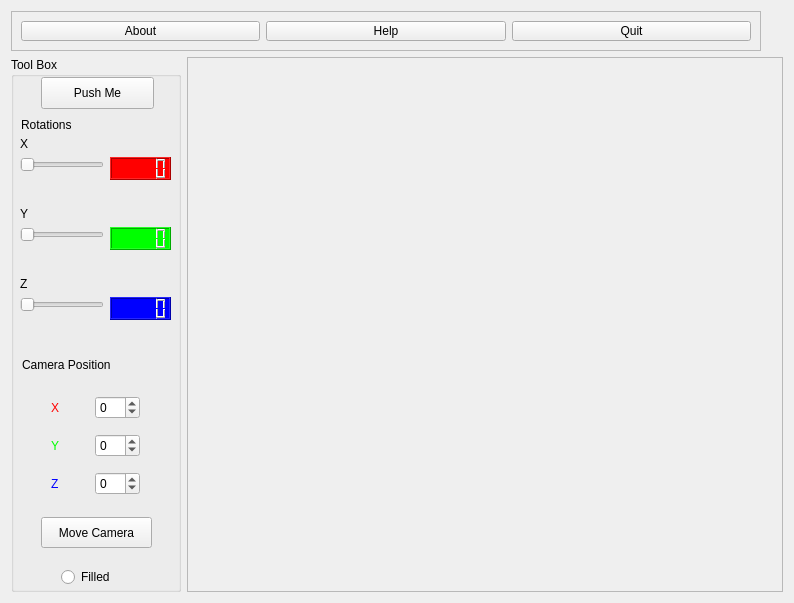
The window that MainWindow.ui (ray-z/Graphics-Assignment2) describes before a commit, drawn with Qt 5.
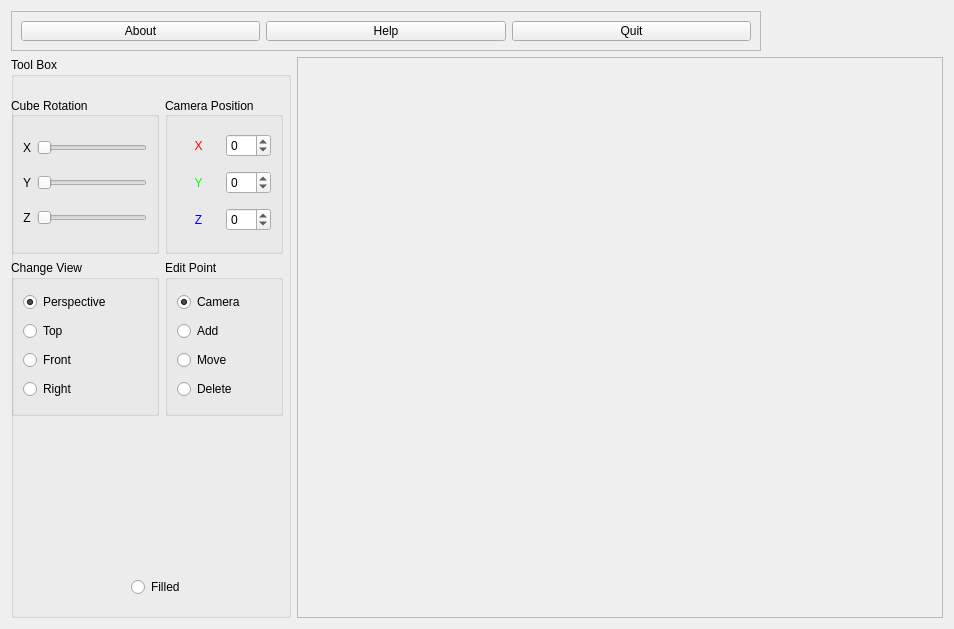
The same window after the commit.

Commit message: Change ui, add orthogonal view(not done yet)

```diff
--- a/MainWindow.ui
+++ b/MainWindow.ui
@@ -6,186 +6,101 @@
    <rect>
     <x>0</x>
     <y>0</y>
-    <width>794</width>
-    <height>603</height>
+    <width>954</width>
+    <height>629</height>
    </rect>
   </property>
   <property name="windowTitle">
    <string>OpenGl - Qt -Direct Mode Drawing</string>
   </property>
   <layout class="QGridLayout" name="gridLayout">
+   <item row="0" column="0" colspan="2">
+    <widget class="QFrame" name="frame">
+     <property name="enabled">
+      <bool>true</bool>
+     </property>
+     <property name="maximumSize">
+      <size>
+       <width>750</width>
+       <height>40</height>
+      </size>
+     </property>
+     <property name="frameShape">
+      <enum>QFrame::StyledPanel</enum>
+     </property>
+     <property name="frameShadow">
+      <enum>QFrame::Raised</enum>
+     </property>
+     <layout class="QHBoxLayout" name="horizontalLayout">
+      <item>
+       <widget class="QPushButton" name="pushButton_10">
+        <property name="text">
+         <string>About</string>
+        </property>
+       </widget>
+      </item>
+      <item>
+       <widget class="QPushButton" name="pushButton_11">
+        <property name="text">
+         <string>Help</string>
+        </property>
+       </widget>
+      </item>
+      <item>
+       <widget class="QPushButton" name="btnClose">
+        <property name="text">
+         <string>Quit</string>
+        </property>
+       </widget>
+      </item>
+     </layout>
+    </widget>
+   </item>
+   <item row="1" column="1">
+    <widget class="QScrollArea" name="glWidgetArea">
+     <property name="sizePolicy">
+      <sizepolicy hsizetype="Ignored" vsizetype="Ignored">
+       <horstretch>0</horstretch>
+       <verstretch>0</verstretch>
+      </sizepolicy>
+     </property>
+     <property name="verticalScrollBarPolicy">
+      <enum>Qt::ScrollBarAlwaysOff</enum>
+     </property>
+     <property name="horizontalScrollBarPolicy">
+      <enum>Qt::ScrollBarAlwaysOff</enum>
+     </property>
+     <property name="widgetResizable">
+      <bool>true</bool>
+     </property>
+     <widget class="QWidget" name="scrollAreaWidgetContents">
+      <property name="geometry">
+       <rect>
+        <x>0</x>
+        <y>0</y>
+        <width>648</width>
+        <height>563</height>
+       </rect>
+      </property>
+     </widget>
+    </widget>
+   </item>
    <item row="1" column="0">
     <widget class="QGroupBox" name="groupBox">
      <property name="maximumSize">
       <size>
-       <width>170</width>
+       <width>280</width>
        <height>900</height>
       </size>
      </property>
      <property name="title">
       <string>Tool Box</string>
      </property>
-     <widget class="QPushButton" name="pushButton">
-      <property name="geometry">
-       <rect>
-        <x>30</x>
-        <y>20</y>
-        <width>113</width>
-        <height>32</height>
-       </rect>
-      </property>
-      <property name="text">
-       <string>Push Me</string>
-      </property>
-     </widget>
-     <widget class="QLabel" name="label_2">
-      <property name="geometry">
-       <rect>
-        <x>10</x>
-        <y>60</y>
-        <width>61</width>
-        <height>16</height>
-       </rect>
-      </property>
-      <property name="text">
-       <string>Rotations</string>
-      </property>
-     </widget>
-     <widget class="QLabel" name="label_7">
-      <property name="geometry">
-       <rect>
-        <x>11</x>
-        <y>300</y>
-        <width>131</width>
-        <height>16</height>
-       </rect>
-      </property>
-      <property name="text">
-       <string>Camera Position</string>
-      </property>
-     </widget>
-     <widget class="QWidget" name="layoutWidget">
-      <property name="geometry">
-       <rect>
-        <x>9</x>
-        <y>150</y>
-        <width>151</width>
-        <height>52</height>
-       </rect>
-      </property>
-      <layout class="QFormLayout" name="formLayout">
-       <item row="0" column="0">
-        <widget class="QLabel" name="label_3">
-         <property name="text">
-          <string>Y</string>
-         </property>
-        </widget>
-       </item>
-       <item row="1" column="0">
-        <widget class="QSlider" name="horizontalSlider_2">
-         <property name="maximum">
-          <number>360</number>
-         </property>
-         <property name="pageStep">
-          <number>1</number>
-         </property>
-         <property name="orientation">
-          <enum>Qt::Horizontal</enum>
-         </property>
-        </widget>
-       </item>
-       <item row="1" column="1">
-        <widget class="QLCDNumber" name="lcdNumber_2">
-         <property name="styleSheet">
-          <string notr="true">background-color: rgb(0, 255, 0);</string>
-         </property>
-        </widget>
-       </item>
-      </layout>
-     </widget>
-     <widget class="QWidget" name="layoutWidget">
-      <property name="geometry">
-       <rect>
-        <x>9</x>
-        <y>80</y>
-        <width>151</width>
-        <height>52</height>
-       </rect>
-      </property>
-      <layout class="QFormLayout" name="formLayout_2">
-       <item row="0" column="0">
-        <widget class="QLabel" name="label">
-         <property name="text">
-          <string>X </string>
-         </property>
-        </widget>
-       </item>
-       <item row="1" column="0">
-        <widget class="QSlider" name="horizontalSlider">
-         <property name="maximum">
-          <number>360</number>
-         </property>
-         <property name="pageStep">
-          <number>1</number>
-         </property>
-         <property name="orientation">
-          <enum>Qt::Horizontal</enum>
-         </property>
-        </widget>
-       </item>
-       <item row="1" column="1">
-        <widget class="QLCDNumber" name="lcdNumber">
-         <property name="styleSheet">
-          <string notr="true">background-color: rgb(255, 0, 0);</string>
-         </property>
-        </widget>
-       </item>
-      </layout>
-     </widget>
-     <widget class="QWidget" name="layoutWidget">
-      <property name="geometry">
-       <rect>
-        <x>9</x>
-        <y>220</y>
-        <width>151</width>
-        <height>52</height>
-       </rect>
-      </property>
-      <layout class="QFormLayout" name="formLayout_3">
-       <item row="0" column="0">
-        <widget class="QLabel" name="label_4">
-         <property name="text">
-          <string>Z</string>
-         </property>
-        </widget>
-       </item>
-       <item row="1" column="0">
-        <widget class="QSlider" name="horizontalSlider_3">
-         <property name="maximum">
-          <number>360</number>
-         </property>
-         <property name="pageStep">
-          <number>1</number>
-         </property>
-         <property name="orientation">
-          <enum>Qt::Horizontal</enum>
-         </property>
-        </widget>
-       </item>
-       <item row="1" column="1">
-        <widget class="QLCDNumber" name="lcdNumber_3">
-         <property name="styleSheet">
-          <string notr="true">background-color: rgb(0,0, 255);</string>
-         </property>
-        </widget>
-       </item>
-      </layout>
-     </widget>
      <widget class="QRadioButton" name="radioButton">
       <property name="geometry">
        <rect>
-        <x>50</x>
-        <y>510</y>
+        <x>120</x>
+        <y>520</y>
         <width>61</width>
         <height>20</height>
        </rect>
@@ -194,17 +109,166 @@
        <string>Filled</string>
       </property>
      </widget>
-     <widget class="QWidget" name="layoutWidget">
+     <widget class="QWidget" name="gridLayoutWidget">
       <property name="geometry">
        <rect>
-        <x>40</x>
-        <y>330</y>
-        <width>89</width>
-        <height>119</height>
+        <x>0</x>
+        <y>40</y>
+        <width>272</width>
+        <height>319</height>
        </rect>
+      </property>
+      <layout class="QGridLayout" name="gridLayout_3">
+       <item row="0" column="0">
+        <widget class="QGroupBox" name="cube_rotation">
+         <property name="title">
+          <string>Cube Rotation</string>
+         </property>
+         <property name="alignment">
+          <set>Qt::AlignLeading|Qt::AlignLeft|Qt::AlignVCenter</set>
       </property>
       <layout class="QVBoxLayout" name="verticalLayout">
        <item>
+           <layout class="QHBoxLayout" name="horizontalLayout_5">
+            <item>
+             <widget class="QLabel" name="label_9">
+              <property name="text">
+               <string>X</string>
+              </property>
+              <property name="alignment">
+               <set>Qt::AlignCenter</set>
+              </property>
+             </widget>
+            </item>
+            <item>
+             <widget class="QSlider" name="horizontalSlider">
+              <property name="enabled">
+               <bool>true</bool>
+              </property>
+              <property name="maximum">
+               <number>360</number>
+              </property>
+              <property name="pageStep">
+               <number>1</number>
+              </property>
+              <property name="orientation">
+               <enum>Qt::Horizontal</enum>
+              </property>
+             </widget>
+            </item>
+           </layout>
+          </item>
+          <item>
+           <layout class="QHBoxLayout" name="horizontalLayout_6">
+            <item>
+             <widget class="QLabel" name="label_3">
+              <property name="text">
+               <string>Y</string>
+              </property>
+              <property name="alignment">
+               <set>Qt::AlignCenter</set>
+              </property>
+             </widget>
+            </item>
+            <item>
+             <widget class="QSlider" name="horizontalSlider_2">
+              <property name="maximum">
+               <number>360</number>
+              </property>
+              <property name="pageStep">
+               <number>1</number>
+              </property>
+              <property name="orientation">
+               <enum>Qt::Horizontal</enum>
+              </property>
+             </widget>
+            </item>
+           </layout>
+          </item>
+          <item>
+           <layout class="QHBoxLayout" name="horizontalLayout_7">
+            <item>
+             <widget class="QLabel" name="label_4">
+              <property name="text">
+               <string>Z</string>
+              </property>
+              <property name="alignment">
+               <set>Qt::AlignCenter</set>
+              </property>
+             </widget>
+            </item>
+            <item>
+             <widget class="QSlider" name="horizontalSlider_3">
+              <property name="maximum">
+               <number>360</number>
+              </property>
+              <property name="pageStep">
+               <number>1</number>
+              </property>
+              <property name="orientation">
+               <enum>Qt::Horizontal</enum>
+              </property>
+             </widget>
+            </item>
+           </layout>
+          </item>
+         </layout>
+         <zorder>horizontalLayoutWidget</zorder>
+         <zorder>horizontalLayoutWidget_2</zorder>
+         <zorder>horizontalLayoutWidget_3</zorder>
+         <zorder>horizontalLayoutWidget_3</zorder>
+        </widget>
+       </item>
+       <item row="1" column="0">
+        <widget class="QGroupBox" name="change_view">
+         <property name="title">
+          <string>Change View</string>
+         </property>
+         <layout class="QVBoxLayout" name="verticalLayout_3">
+          <item>
+           <widget class="QRadioButton" name="radioButton_6">
+            <property name="text">
+             <string>Perspective</string>
+            </property>
+            <property name="checked">
+             <bool>true</bool>
+            </property>
+           </widget>
+          </item>
+          <item>
+           <widget class="QRadioButton" name="radioButton_7">
+            <property name="text">
+             <string>Top</string>
+            </property>
+           </widget>
+          </item>
+          <item>
+           <widget class="QRadioButton" name="radioButton_8">
+            <property name="text">
+             <string>Front</string>
+            </property>
+           </widget>
+          </item>
+          <item>
+           <widget class="QRadioButton" name="radioButton_9">
+            <property name="text">
+             <string>Right</string>
+            </property>
+           </widget>
+          </item>
+         </layout>
+        </widget>
+       </item>
+       <item row="0" column="1">
+        <widget class="QGroupBox" name="camera_position">
+         <property name="title">
+          <string>Camera Position</string>
+         </property>
+         <property name="alignment">
+          <set>Qt::AlignLeading|Qt::AlignLeft|Qt::AlignVCenter</set>
+         </property>
+         <layout class="QVBoxLayout" name="verticalLayout_2">
+          <item>
         <layout class="QHBoxLayout" name="horizontalLayout_2">
          <item>
           <widget class="QLabel" name="label_5">
@@ -215,6 +279,9 @@
            <property name="text">
             <string>X</string>
            </property>
+              <property name="alignment">
+               <set>Qt::AlignCenter</set>
+              </property>
           </widget>
          </item>
          <item>
@@ -240,6 +307,9 @@
            <property name="text">
             <string>Y</string>
            </property>
+              <property name="alignment">
+               <set>Qt::AlignCenter</set>
+              </property>
           </widget>
          </item>
          <item>
@@ -265,6 +335,9 @@
            <property name="text">
             <string>Z</string>
            </property>
+              <property name="alignment">
+               <set>Qt::AlignCenter</set>
+              </property>
           </widget>
          </item>
          <item>
@@ -281,90 +354,55 @@
        </item>
       </layout>
      </widget>
-     <widget class="QPushButton" name="pushButton_2">
-      <property name="geometry">
-       <rect>
-        <x>30</x>
-        <y>460</y>
-        <width>111</width>
-        <height>31</height>
-       </rect>
-      </property>
-      <property name="text">
-       <string>Move Camera</string>
-      </property>
-     </widget>
-    </widget>
    </item>
    <item row="1" column="1">
-    <widget class="QScrollArea" name="glWidgetArea">
-     <property name="sizePolicy">
-      <sizepolicy hsizetype="Ignored" vsizetype="Ignored">
-       <horstretch>0</horstretch>
-       <verstretch>0</verstretch>
-      </sizepolicy>
-     </property>
-     <property name="verticalScrollBarPolicy">
-      <enum>Qt::ScrollBarAlwaysOff</enum>
-     </property>
-     <property name="horizontalScrollBarPolicy">
-      <enum>Qt::ScrollBarAlwaysOff</enum>
-     </property>
-     <property name="widgetResizable">
+        <widget class="QGroupBox" name="edit_point">
+         <property name="title">
+          <string>Edit Point</string>
+         </property>
+         <layout class="QVBoxLayout" name="verticalLayout_4">
+          <item>
+           <widget class="QRadioButton" name="radioButton_5">
+            <property name="acceptDrops">
+             <bool>false</bool>
+            </property>
+            <property name="text">
+             <string>Camera</string>
+            </property>
+            <property name="checked">
       <bool>true</bool>
      </property>
-     <widget class="QWidget" name="scrollAreaWidgetContents">
-      <property name="geometry">
-       <rect>
-        <x>0</x>
-        <y>0</y>
-        <width>598</width>
-        <height>537</height>
-       </rect>
-      </property>
-     </widget>
-    </widget>
-   </item>
-   <item row="0" column="0" colspan="2">
-    <widget class="QFrame" name="frame">
-     <property name="enabled">
-      <bool>true</bool>
-     </property>
-     <property name="maximumSize">
-      <size>
-       <width>750</width>
-       <height>40</height>
-      </size>
-     </property>
-     <property name="frameShape">
-      <enum>QFrame::StyledPanel</enum>
-     </property>
-     <property name="frameShadow">
-      <enum>QFrame::Raised</enum>
-     </property>
-     <layout class="QHBoxLayout" name="horizontalLayout">
+           </widget>
+          </item>
       <item>
-       <widget class="QPushButton" name="pushButton_10">
+           <widget class="QRadioButton" name="radioButton_2">
         <property name="text">
-         <string>About</string>
+             <string>Add</string>
         </property>
        </widget>
       </item>
       <item>
-       <widget class="QPushButton" name="pushButton_11">
+           <widget class="QRadioButton" name="radioButton_3">
         <property name="text">
-         <string>Help</string>
+             <string>Move</string>
         </property>
        </widget>
       </item>
       <item>
-       <widget class="QPushButton" name="btnClose">
+           <widget class="QRadioButton" name="radioButton_4">
         <property name="text">
-         <string>Quit</string>
+             <string>Delete</string>
         </property>
        </widget>
       </item>
      </layout>
+        </widget>
+       </item>
+      </layout>
+     </widget>
+     <zorder>radioButton</zorder>
+     <zorder>label_8</zorder>
+     <zorder>gridLayoutWidget</zorder>
     </widget>
    </item>
   </layout>
```
Left out of the diff: 135 changed lines with no effect on the pictures. Lines whose indentation alone changed are shown as unchanged. The commit also changes 4 other files.
